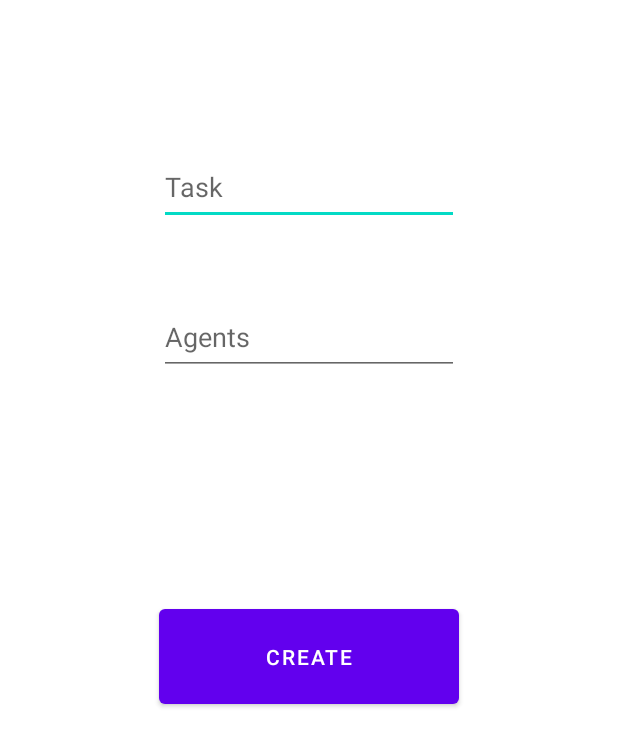
After one commit to MCC-with-MA/MCC-App, an Android app: the layout host_create_task.xml on its own in the app's theme, with its tools: preview values and no code run, on a phone screen of 412 x 824 dp. The commit adds this screen. Shown: the top 746 px of the screen. Run offline under Robolectric (Android 15) with nearby library versions, the phone set to English and light mode, and no system bars.

Commit message:
UIs added

```diff
--- /dev/null
+++ b/app/src/main/res/layout/host_create_task.xml
@@ -0,0 +1,40 @@
+<?xml version="1.0" encoding="utf-8"?>
+<RelativeLayout
+    xmlns:android="http://schemas.android.com/apk/res/android"
+    android:id="@+id/webview"
+    android:orientation="vertical"
+    android:layout_width="match_parent"
+    android:layout_height="match_parent"
+    android:weightSum="1"
+    >
+
+    <EditText
+        android:id="@+id/taskEditText"
+        android:layout_width="200dp"
+        android:layout_height="50dp"
+        android:layout_centerHorizontal="true"
+        android:layout_marginTop="100dp"
+        android:inputType="text"
+        android:hint="Task"
+        />
+
+    <EditText
+        android:id="@+id/agentsEditText"
+        android:layout_width="200dp"
+        android:layout_height="50dp"
+        android:layout_centerHorizontal="true"
+        android:layout_marginTop="200dp"
+        android:inputType="number"
+        android:hint="Agents"
+        />
+
+    <Button
+        android:id="@+id/createTaskButton"
+        android:layout_width="200dp"
+        android:layout_height="75dp"
+        android:text="Create"
+        android:layout_centerHorizontal="true"
+        android:layout_marginTop="400dp"
+        />
+
+</RelativeLayout>
```
Also changed, not shown: app/src/main/res/layout/computing_device_execute.xml (+15 -4 lines), app/src/main/res/layout/computing_device_register.xml (+16 -4 lines), app/src/main/res/layout/host_start_task.xml (+15 -4 lines), app/src/main/res/layout/main.xml (+27 -3 lines).
